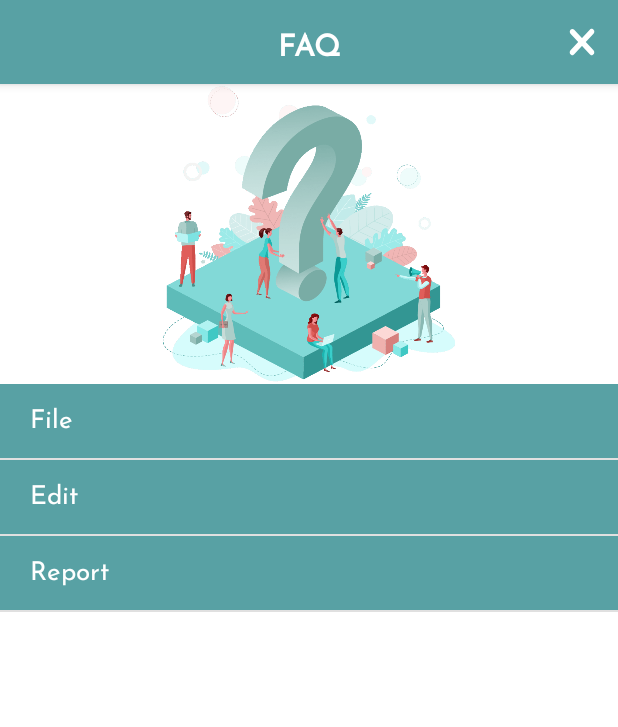
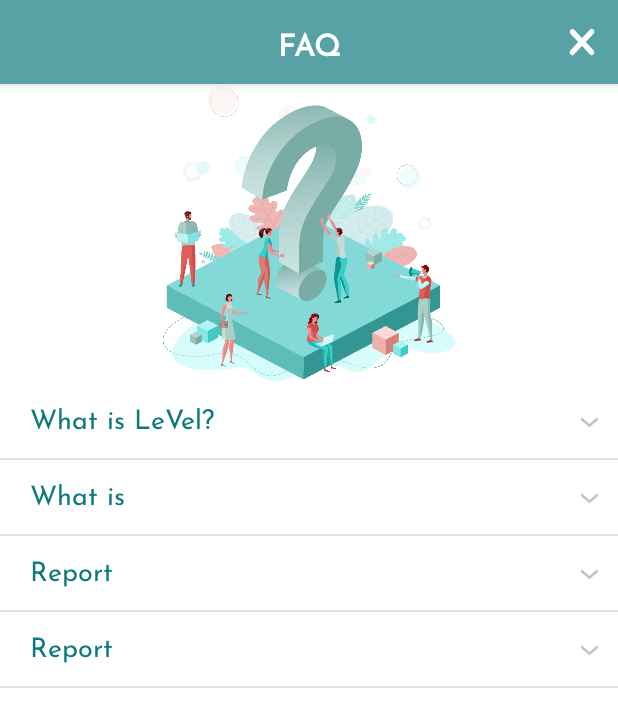
Before and after one commit to aivilouis/LeVel, an Android app: the FAQ screen opened directly, with no data from a screen before it, on a phone screen of 412 x 824 dp. Shown: the top 727 px of the screen. Run offline under Robolectric (Android 15) with nearby library versions, the phone set to English and light mode, and no system bars.

Commit message:
update faq

```diff
--- a/app/src/main/java/umn/ac/id/level/FAQ.java
+++ b/app/src/main/java/umn/ac/id/level/FAQ.java
@@ -37,36 +37,20 @@
         ArrayList<ExpandListGroup> list = new ArrayList<ExpandListGroup>();
         ArrayList<ExpandListChild> list2 = new ArrayList<ExpandListChild>();
         ExpandListGroup gru1 = new ExpandListGroup();
-        gru1.setName("File");
+        gru1.setName("What is LeVel?");
         ExpandListChild ch1_1 = new ExpandListChild();
-        ch1_1.setName("New");
+        ch1_1.setName("LeVel stands for Let's Travel is a travel social media app where you can share your itinerary and experience. Let's Travel!");
         ch1_1.setTag(null);
         list2.add(ch1_1);
-        ExpandListChild ch1_2 = new ExpandListChild();
-        ch1_2.setName("Open");
-        ch1_2.setTag(null);
-        list2.add(ch1_2);
-        ExpandListChild ch1_3 = new ExpandListChild();
-        ch1_3.setName("Close");
-        ch1_3.setTag(null);
-        list2.add(ch1_3);
         gru1.setItems(list2);
 
         list2 = new ArrayList<ExpandListChild>();
         ExpandListGroup gru2 = new ExpandListGroup();
-        gru2.setName("Edit");
+        gru2.setName("What is ");
         ExpandListChild ch2_1 = new ExpandListChild();
-        ch2_1.setName("Undo");
+        ch2_1.setName("Blablabala");
         ch2_1.setTag(null);
         list2.add(ch2_1);
-        ExpandListChild ch2_2 = new ExpandListChild();
-        ch2_2.setName("Copy");
-        ch2_2.setTag(null);
-        list2.add(ch2_2);
-        ExpandListChild ch2_3 = new ExpandListChild();
-        ch2_3.setName("Paste");
-        ch2_3.setTag(null);
-        list2.add(ch2_3);
         gru2.setItems(list2);
 
         list2 = new ArrayList<ExpandListChild>();
@@ -76,18 +60,21 @@
         ch3_1.setName("Daily Report");
         ch3_1.setTag(null);
         list2.add(ch3_1);
-        ExpandListChild ch3_2 = new ExpandListChild();
-        ch3_2.setName("Monthly Report");
-        ch3_2.setTag(null);
-        list2.add(ch3_2);
-        ExpandListChild ch3_3 = new ExpandListChild();
-        ch3_3.setName("Annual Report");
-        ch3_3.setTag(null);
-        list2.add(ch3_3);
         gru3.setItems(list2);
+
+        list2 = new ArrayList<ExpandListChild>();
+        ExpandListGroup gru4 = new ExpandListGroup();
+        gru4.setName("Report");
+        ExpandListChild ch4_1 = new ExpandListChild();
+        ch4_1.setName("Daily Report");
+        ch4_1.setTag(null);
+        list2.add(ch4_1);
+        gru4.setItems(list2);
+
         list.add(gru1);
         list.add(gru2);
         list.add(gru3);
+        list.add(gru4);
         return list;
     }
 
--- a/app/src/main/res/layout/accordion_list_child_group.xml
+++ b/app/src/main/res/layout/accordion_list_child_group.xml
@@ -2,7 +2,6 @@
 <LinearLayout xmlns:android="http://schemas.android.com/apk/res/android"
     android:layout_width="fill_parent"
     android:layout_height="60dip"
-    android:background="@color/primary"
     android:orientation="vertical"
     android:paddingLeft="20dip"
     android:paddingTop="10dip"
@@ -12,7 +11,7 @@
         android:id="@+id/tvGroup"
         android:layout_width="fill_parent"
         android:layout_height="39dp"
-        android:textColor="@color/white"
-        android:textSize="17dip" />
+        android:textColor="@color/teal_200"
+        android:textSize="18dip" />
 
 </LinearLayout>
--- a/app/src/main/res/layout/accordion_list_child_item.xml
+++ b/app/src/main/res/layout/accordion_list_child_item.xml
@@ -1,16 +1,19 @@
 <?xml version="1.0" encoding="utf-8"?>
 <LinearLayout xmlns:android="http://schemas.android.com/apk/res/android"
     android:layout_width="match_parent"
-    android:layout_height="55dip"
-    android:background="@color/bottomBar"
+    android:layout_height="60dip"
     android:orientation="vertical"
-    android:paddingLeft="20dip">
+    android:paddingLeft="-20dip"
+    android:paddingRight="20dip"
+    android:paddingBottom="10dp">
 
     <TextView
         android:id="@+id/tvChild"
         android:layout_width="fill_parent"
         android:layout_height="wrap_content"
         android:textColor="@color/secondPrimary"
-        android:textSize="17dip" />
+        android:textSize="16dip"
+        android:paddingLeft="?android:attr/expandableListPreferredChildPaddingLeft"
+        android:textAlignment="gravity"/>
 
 </LinearLayout>
--- a/app/src/main/res/layout/activity_faq.xml
+++ b/app/src/main/res/layout/activity_faq.xml
@@ -20,6 +20,8 @@
             android:id="@+id/ExpList"
             android:layout_width="match_parent"
             android:layout_height="match_parent"
-            android:groupIndicator="@null" />
+            android:indicatorLeft="?android:attr/expandableListPreferredItemIndicatorLeft"
+            android:layoutDirection="rtl"
+            />
     </RelativeLayout>
 </LinearLayout>
```
